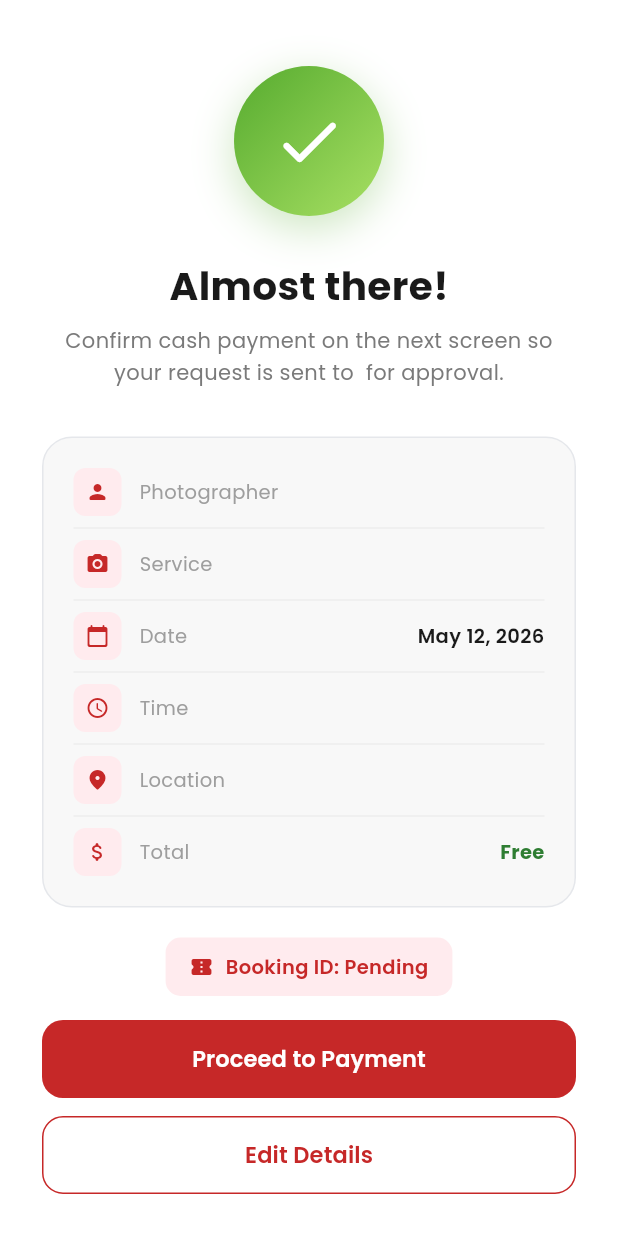
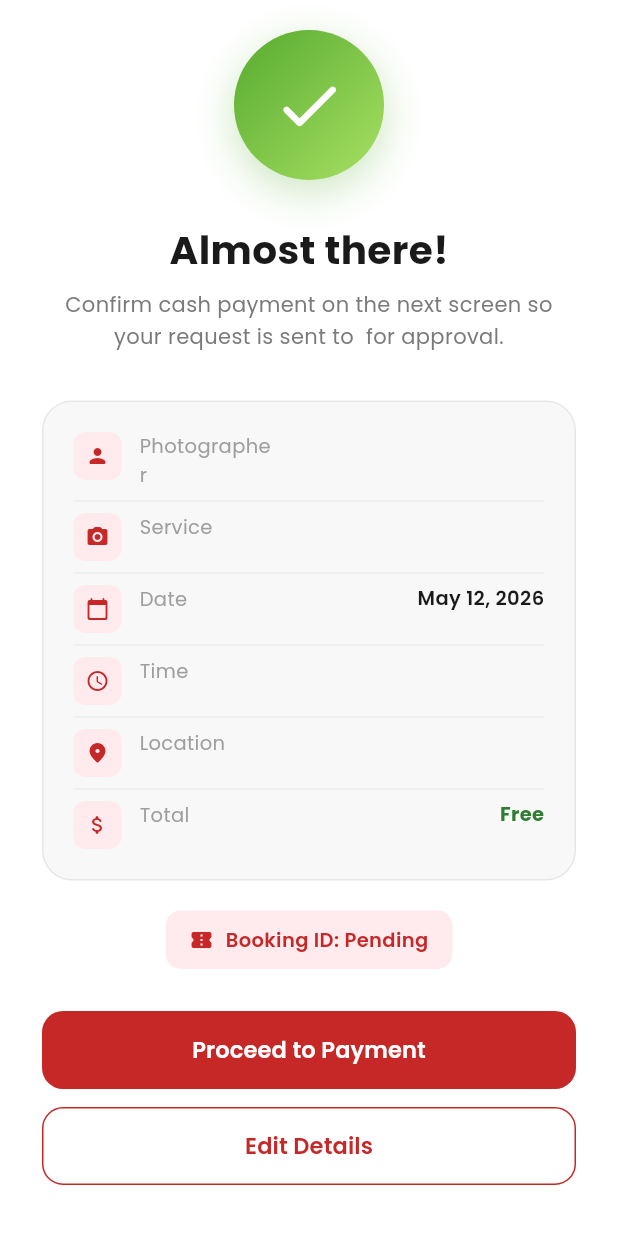
Before and after one commit to lansoyyy/Niyot, a Flutter app: the BookingConfirmationScreen screen opened directly with empty values, on a phone screen of 412 x 824 dp. Shown: the top 1233 px of the screen. Run offline on Flutter 3.47's test engine with Material 3 defaults, Android fonts, the phone set to English and light mode, and no system bars; our stand-ins replace cloud_firestore, firebase_auth, firebase_core, firebase_messaging, firebase_storage, flutter_map and 5 more; accounts and stored records are empty.

Commit message:
fixes for may 12 issues

```diff
--- a/lib/screens/booking/booking_confirmation_screen.dart
+++ b/lib/screens/booking/booking_confirmation_screen.dart
@@ -86,11 +86,11 @@ class _BookingConfirmationScreenState extends State<BookingConfirmationScreen>
     return Scaffold(
       backgroundColor: Colors.white,
       body: SafeArea(
-        child: Padding(
-          padding: const EdgeInsets.all(28),
+        child: SingleChildScrollView(
+          padding: const EdgeInsets.fromLTRB(28, 20, 28, 32),
+          keyboardDismissBehavior: ScrollViewKeyboardDismissBehavior.onDrag,
           child: Column(
             children: [
-              const Spacer(),
               // Success animation
               AnimatedBuilder(
                 animation: _controller,
@@ -219,12 +219,14 @@ class _BookingConfirmationScreenState extends State<BookingConfirmationScreen>
                             color: Color(0xFFC62828),
                           ),
                           const SizedBox(width: 8),
-                          Text(
+                          Flexible(
+                            child: Text(
                               'Booking ID: ${widget.bookingId.isNotEmpty ? '#${widget.bookingId.substring(0, widget.bookingId.length.clamp(0, 8)).toUpperCase()}' : 'Pending'}',
                               style: GoogleFonts.poppins(
                                 fontSize: 13,
                                 fontWeight: FontWeight.w600,
                                 color: const Color(0xFFC62828),
+                              ),
                             ),
                           ),
                         ],
@@ -233,8 +235,8 @@ class _BookingConfirmationScreenState extends State<BookingConfirmationScreen>
                   ],
                 ),
               ),
-              const Spacer(),
-              // Action buttons
+              const SizedBox(height: 28),
+              // Action buttons (inside scroll so short phones can reach them)
               FadeTransition(
                 opacity: _fadeAnim,
                 child: Column(
@@ -323,6 +325,7 @@ class _DetailRow extends StatelessWidget {
   @override
   Widget build(BuildContext context) {
     return Row(
+      crossAxisAlignment: CrossAxisAlignment.start,
       children: [
         Container(
           width: 32,
@@ -334,7 +337,8 @@ class _DetailRow extends StatelessWidget {
           child: Icon(icon, size: 16, color: const Color(0xFFC62828)),
         ),
         const SizedBox(width: 12),
-        Expanded(
+        SizedBox(
+          width: 92,
           child: Text(
             label,
             style: GoogleFonts.poppins(
@@ -343,12 +347,18 @@ class _DetailRow extends StatelessWidget {
             ),
           ),
         ),
-        Text(
+        Expanded(
+          child: Text(
             value,
+            textAlign: TextAlign.right,
+            maxLines: 6,
+            overflow: TextOverflow.ellipsis,
             style: GoogleFonts.poppins(
               fontSize: 13,
               fontWeight: valueBold ? FontWeight.w700 : FontWeight.w600,
               color: valueColor ?? const Color(0xFF1A1A1A),
+              height: 1.35,
+            ),
           ),
         ),
       ],
```
Also changed, not shown: lib/models/availability_model.dart (+27 -0 lines), lib/screens/messages/chat_screen.dart (+8 -7 lines), lib/services/booking_service.dart (+21 -8 lines), 1 other file. Lines whose indentation alone changed are shown as unchanged.
